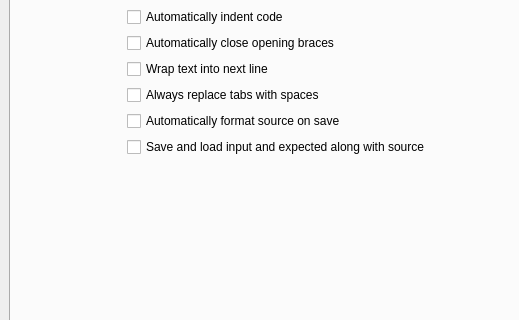
First picture: the form in ui/preferencewindow.ui, repository cpeditor/cpeditor, before the edit; both pictures show x 0 to 519 and y 161 to 481 of the 800 by 600 pixel window.
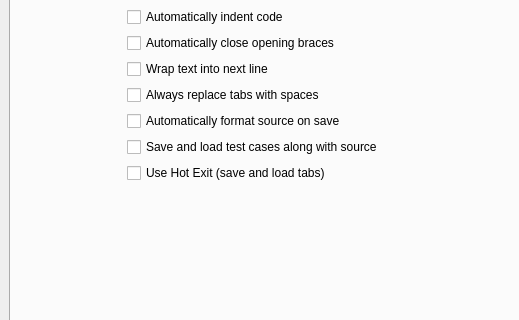
Second picture: the form after the edit. The open tabs and pages were chosen to show the change.

Commit message: feat(Hot Exit): add choice of enable hot exit or not

What changed in the file:
```diff
--- a/ui/preferencewindow.ui
+++ b/ui/preferencewindow.ui
@@ -124,6 +124,13 @@
               </item>
               <item row="5" column="1">
                <layout class="QFormLayout" name="behaviour">
+                <item row="1" column="0">
+                 <widget class="Line" name="line_2">
+                  <property name="orientation">
+                   <enum>Qt::Horizontal</enum>
+                  </property>
+                 </widget>
+                </item>
                 <item row="2" column="0">
                  <widget class="QCheckBox" name="indent">
                   <property name="text">
@@ -145,34 +152,34 @@
                   </property>
                  </widget>
                 </item>
-                <item row="6" column="0">
+                <item row="5" column="0">
                  <widget class="QCheckBox" name="replace_tabs">
                   <property name="text">
                    <string>Always replace tabs with spaces</string>
                   </property>
                  </widget>
                 </item>
-                <item row="1" column="0">
-                 <widget class="Line" name="line_2">
-                  <property name="orientation">
-                   <enum>Qt::Horizontal</enum>
-                  </property>
-                 </widget>
-                </item>
-                <item row="8" column="0">
-                 <widget class="QCheckBox" name="savetest">
-                  <property name="text">
-                   <string>Save and load input and expected along with source</string>
-                  </property>
-                 </widget>
-                </item>
-                <item row="7" column="0">
+                <item row="6" column="0">
                  <widget class="QCheckBox" name="format_on_save">
                   <property name="text">
                    <string>Automatically format source on save</string>
                   </property>
                  </widget>
                 </item>
+                <item row="7" column="0">
+                 <widget class="QCheckBox" name="savetest">
+                  <property name="text">
+                   <string>Save and load test cases along with source</string>
+                  </property>
+                 </widget>
+                </item>
+                <item row="8" column="0">
+                 <widget class="QCheckBox" name="use_hot_exit">
+                  <property name="text">
+                   <string>Use Hot Exit (save and load tabs)</string>
+                  </property>
+                 </widget>
+                </item>
                </layout>
               </item>
               <item row="3" column="0">
```
The commit also changes 5 other files.
